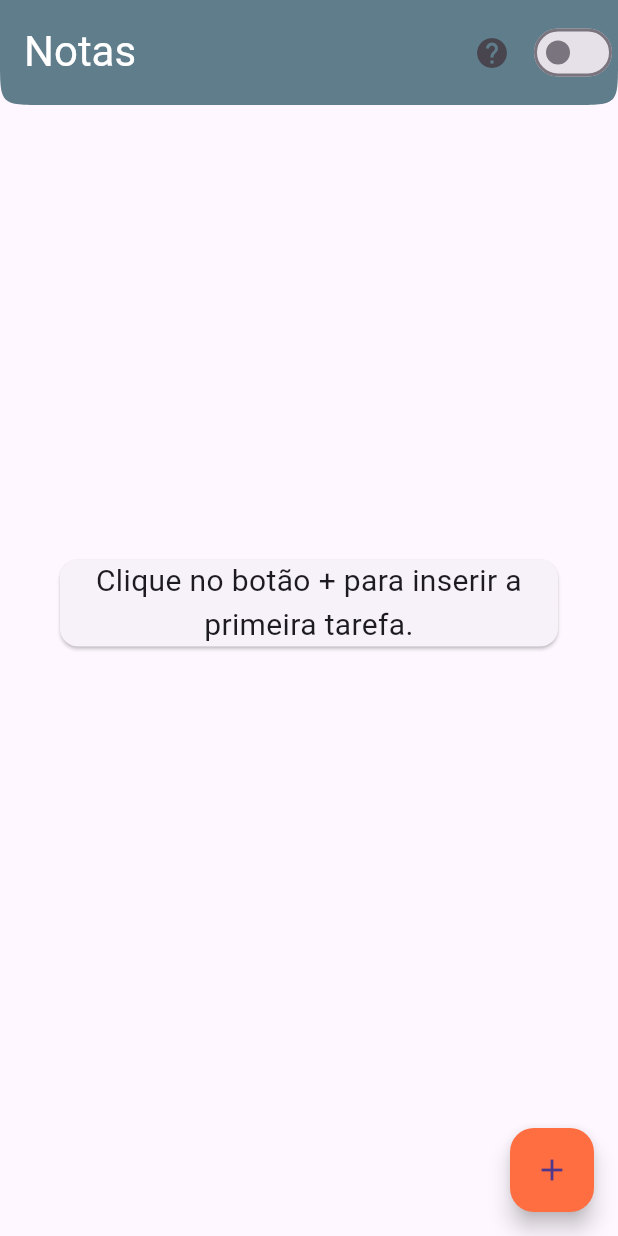
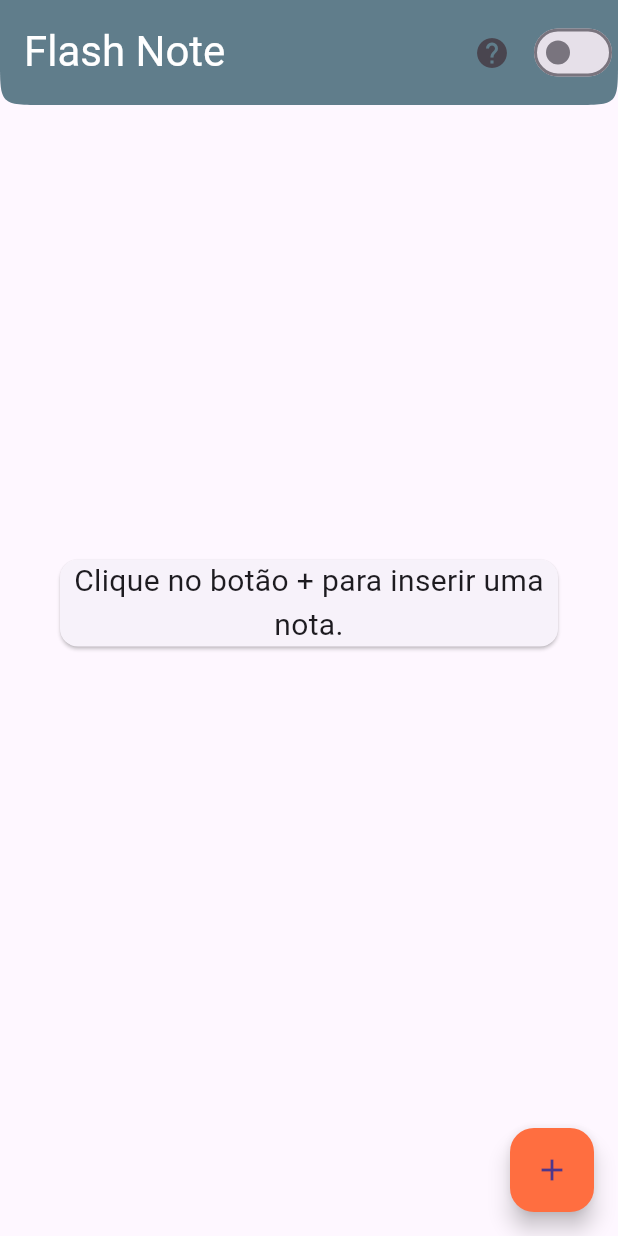
Before and after one commit to jfabiosan/dioproject, a Flutter app: the screen it shows after launch, on a phone screen of 412 x 824 dp. Run offline on Flutter 3.47's test engine with Material 3 defaults, Android fonts, the phone set to English and light mode, and no system bars.

Commit message:
update Readme

```diff
--- a/lib/main.dart
+++ b/lib/main.dart
@@ -16,7 +16,7 @@ class MyApp extends StatelessWidget {
       create: (context) => ServiceProvider(),
       child: MaterialApp(
         debugShowCheckedModeBanner: false,
-        title: 'Lista de Tarefas',
+        title: 'Flash Note',
         theme: ThemeData(
           primarySwatch: Colors.blue,
         ),
--- a/lib/page/task_page.dart
+++ b/lib/page/task_page.dart
@@ -23,7 +23,7 @@ class TaskPage extends StatelessWidget {
         ),
         backgroundColor: Colors.blueGrey,
         title: const Text(
-          'Notas',
+          'Flash Note',
           style: TextStyle(
             fontSize: 28,
             color: Colors.white,
@@ -57,7 +57,7 @@ class TaskPage extends StatelessWidget {
                 child: Card(
                   margin: EdgeInsets.all(40),
                   child: Text(
-                    'Clique no botão + para inserir a primeira tarefa.',
+                    'Clique no botão + para inserir uma nota.',
                     style: TextStyle(fontSize: 20),
                     textAlign: TextAlign.center,
                   ),
```
Also changed, not shown: 1 other file.
